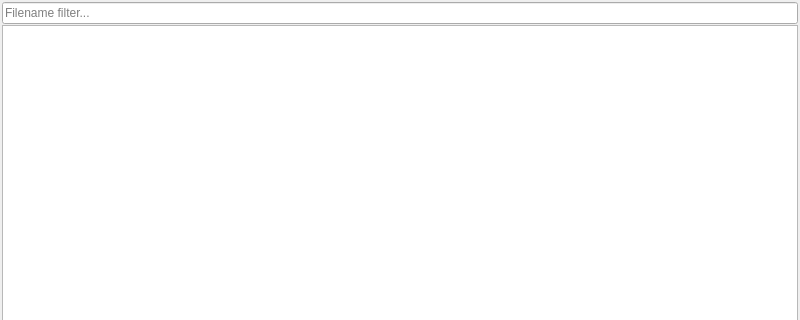
Stasne/FileViewer, file src/MainWindow.ui: the form before one commit; both pictures show x 0 to 800 and y 0 to 320 of the 800 by 600 pixel window.
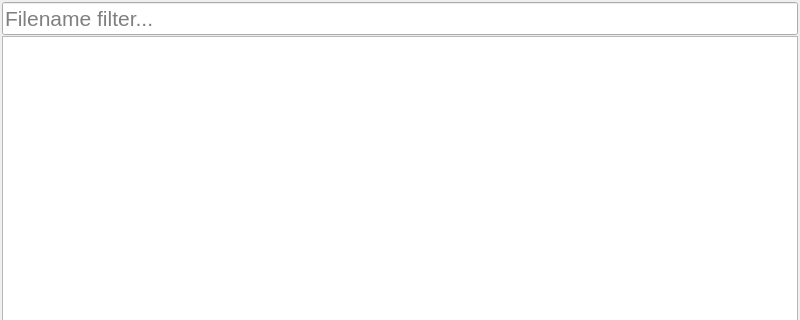
The form after the commit.

Patch:
```diff
--- a/src/MainWindow.ui
+++ b/src/MainWindow.ui
@@ -32,6 +32,17 @@
     </property>
     <item row="0" column="0">
      <widget class="QLineEdit" name="leFilter">
+      <property name="minimumSize">
+       <size>
+        <width>25</width>
+        <height>0</height>
+       </size>
+      </property>
+      <property name="font">
+       <font>
+        <pointsize>16</pointsize>
+       </font>
+      </property>
       <property name="focusPolicy">
        <enum>Qt::TabFocus</enum>
       </property>
```
Left out of the diff: 2 changed lines with no effect on the pictures.
